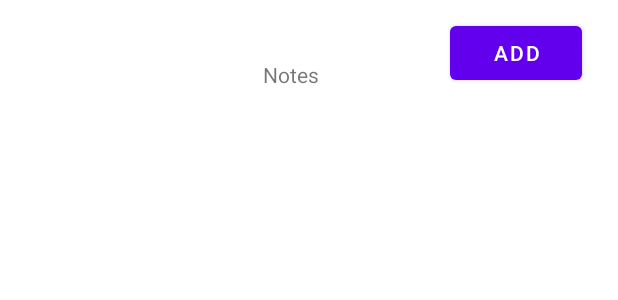
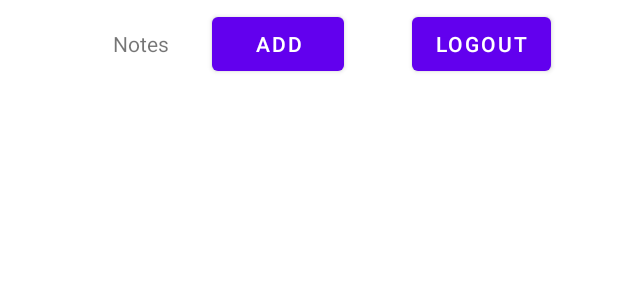
Before and after one commit to sam19981/InClass07_002787959_002783511, an Android app: the layout fragment_notes_display.xml on its own in the app's theme, with its tools: preview values and no code run, on a phone screen of 412 x 824 dp. Shown: the top 300 px of the screen. Run offline under Robolectric (Android 15) with nearby library versions, the phone set to English and light mode, and no system bars; network calls fail.

Commit message:
adding Logout

```diff
--- a/app/src/main/java/com/example/inclass07/NotesDisplay.java
+++ b/app/src/main/java/com/example/inclass07/NotesDisplay.java
@@ -34,7 +34,7 @@ public class NotesDisplay extends Fragment implements NetworkResponseListner {
     private static final String ARG_PARAM1 = "param1";
     private static final String ARG_PARAM2 = "param2";
     private Button addBtn;
-
+    private  Button logOut;
     private RecyclerView mRecyclerView;
     private NotesAdapter mAdapter;
     private RecyclerView.LayoutManager mLayoutManager;
@@ -84,6 +84,8 @@ public class NotesDisplay extends Fragment implements NetworkResponseListner {
 
         addBtn = view.findViewById(R.id.addbtn);
 
+        logOut = view.findViewById(R.id.logoutId);
+
         mRecyclerView = view.findViewById(R.id.recyclerViewId);
         //SharedPreferences sharedPref = getActivity().getPreferences(Context.MODE_PRIVATE);
         SharedPreferences sharedPref = getActivity().getSharedPreferences(
@@ -92,12 +94,21 @@ public class NotesDisplay extends Fragment implements NetworkResponseListner {
         Log.d("token", "logintoken: " + logintoken);
 
 
+        logOut.setOnClickListener(new View.OnClickListener() {
+            @Override
+            public void onClick(View v) {
+                SharedPreferences settings = getContext().getSharedPreferences("data", Context.MODE_PRIVATE);
+                settings.edit().clear().commit();
+                getActivity().getSupportFragmentManager().beginTransaction().replace(R.id.rootlayout,new Login(), "login").commit();
+
+            }
+        });
+
         requireActivity().getOnBackPressedDispatcher().addCallback(new OnBackPressedCallback(true) {
             @Override
             public void handleOnBackPressed() {
 
                 getActivity().getSupportFragmentManager().beginTransaction().add(R.id.rootlayout,new NotesDisplay(), "login").commit();
-
             }
         });
 
--- a/app/src/main/res/layout/fragment_notes_display.xml
+++ b/app/src/main/res/layout/fragment_notes_display.xml
@@ -11,27 +11,37 @@
         android:id="@+id/textView2"
         android:layout_width="42dp"
         android:layout_height="20dp"
-        android:layout_marginStart="175dp"
-        android:layout_marginTop="40dp"
+        android:layout_marginStart="75dp"
         android:text="@string/Notes_text"
+        app:layout_constraintBottom_toBottomOf="@+id/addbtn"
         app:layout_constraintStart_toStartOf="parent"
-        app:layout_constraintTop_toTopOf="parent" />
+        app:layout_constraintTop_toTopOf="@+id/addbtn" />
 
     <androidx.recyclerview.widget.RecyclerView
         android:id="@+id/recyclerViewId"
         android:layout_width="409dp"
         android:layout_height="659dp"
-        android:layout_marginTop="16dp"
-        app:layout_constraintTop_toBottomOf="@+id/textView2"
+        android:layout_marginTop="20dp"
+        app:layout_constraintTop_toBottomOf="@+id/addbtn"
         tools:layout_editor_absoluteX="1dp" />
 
     <Button
         android:id="@+id/addbtn"
         android:layout_width="wrap_content"
         android:layout_height="wrap_content"
-        android:layout_marginTop="11dp"
-        android:layout_marginEnd="24dp"
+        android:layout_marginStart="24dp"
+        android:layout_marginTop="5dp"
         android:text="ADD"
-        app:layout_constraintEnd_toEndOf="parent"
+        app:layout_constraintStart_toEndOf="@+id/textView2"
         app:layout_constraintTop_toTopOf="parent" />
+
+    <Button
+        android:id="@+id/logoutId"
+        android:layout_width="wrap_content"
+        android:layout_height="wrap_content"
+        android:layout_marginStart="45dp"
+        android:text="@string/logOut"
+        app:layout_constraintBottom_toBottomOf="@+id/addbtn"
+        app:layout_constraintStart_toEndOf="@+id/addbtn"
+        app:layout_constraintTop_toTopOf="@+id/addbtn" />
 </androidx.constraintlayout.widget.ConstraintLayout>
--- a/app/src/main/res/values/strings.xml
+++ b/app/src/main/res/values/strings.xml
@@ -10,6 +10,7 @@
     <string name="name_text">Name</string>
     <string name="Notes_text">Notes</string>
     <string name="login_data">nothing</string>
+    <string name="logOut">logout</string>
 
 
 </resources>
```
